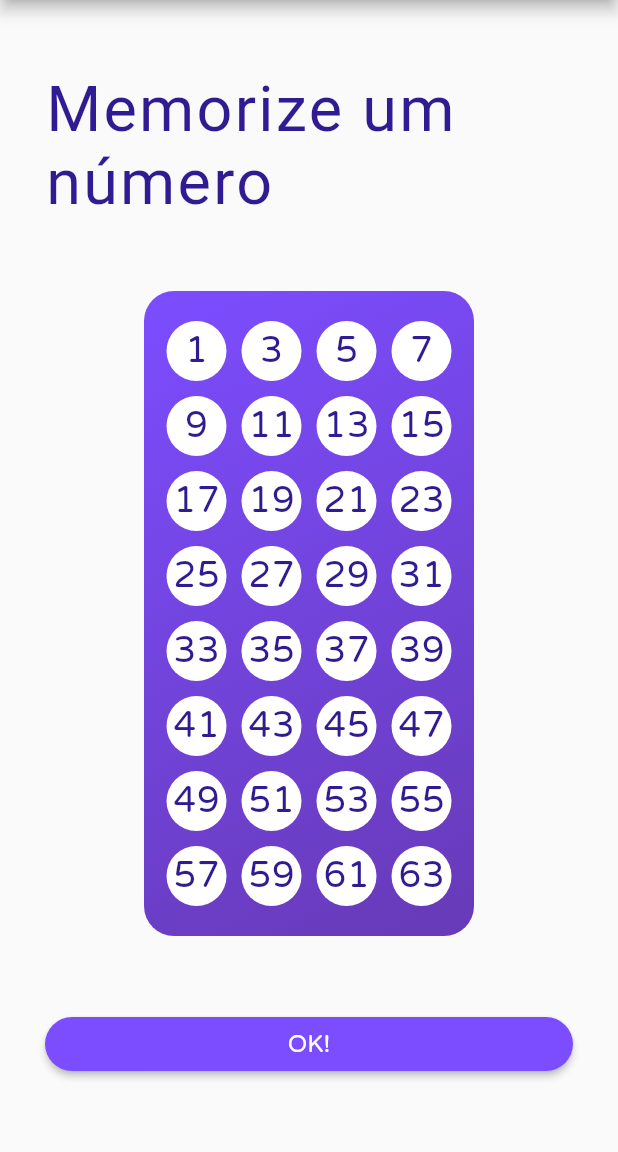
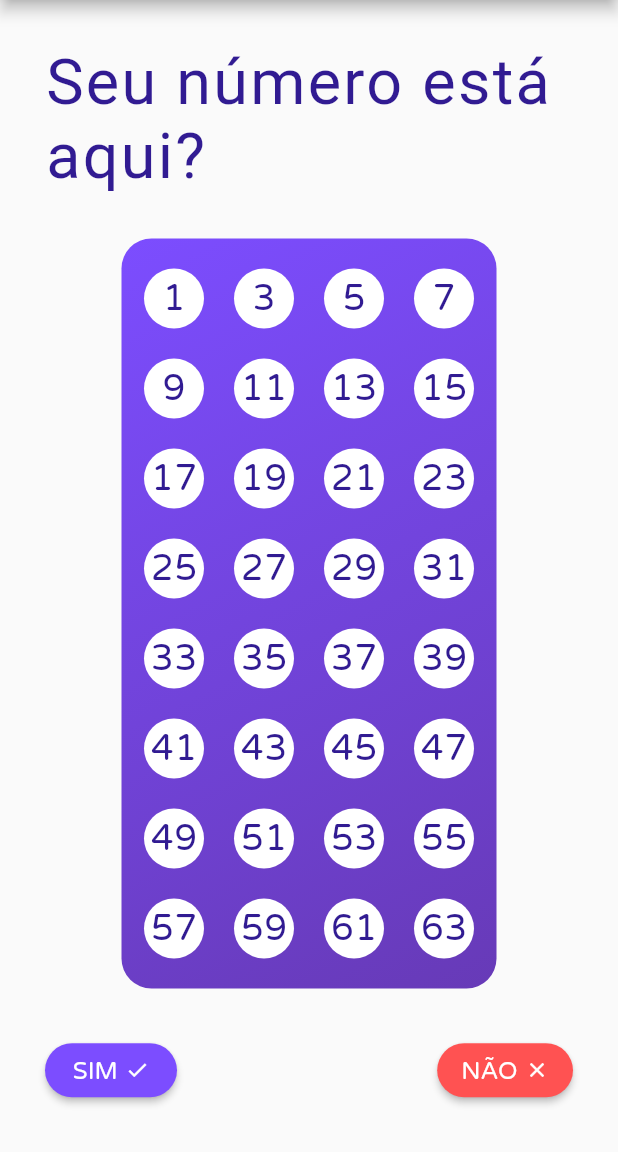
Before and after one commit to pedrolacerda81/magic_numbers, a Flutter app: the Play screen opened directly, on a phone screen of 412 x 824 dp, the part 84-1236 px from its top. Run offline on Flutter 3.47's test engine with Material 2 defaults, Android fonts, the phone set to English and light mode, and no system bars; our stand-ins replace bloc, equatable, flutter_bloc; Roboto replaces fonts that are missing (RugeBoogie).

Commit message:
Polish play screen

```diff
--- a/lib/src/bloc/magic-numbers/magic_numbers_bloc.dart
+++ b/lib/src/bloc/magic-numbers/magic_numbers_bloc.dart
@@ -3,6 +3,7 @@ import 'dart:math';
 import 'package:bloc/bloc.dart';
 import 'package:equatable/equatable.dart';
 import 'package:magic_numbers/src/models/card.dart';
+
 part 'magic_numbers_event.dart';
 part 'magic_numbers_state.dart';
 
@@ -14,6 +15,6 @@ class MagicNumbersBloc extends Bloc<MagicNumbersEvent, MagicNumbersState> {
   Stream<MagicNumbersState> mapEventToState(
     MagicNumbersEvent event,
   ) async* {
-    // TODO: Add Logic
+    // TODO: Add Event Logics
   }
 }
--- a/lib/src/bloc/magic-numbers/magic_numbers_state.dart
+++ b/lib/src/bloc/magic-numbers/magic_numbers_state.dart
@@ -6,7 +6,7 @@ abstract class MagicNumbersState extends Equatable {
 
 class MagicNumbersInitial extends MagicNumbersState {
   @override
-  List<Object> get props {
+  List<int> get props {
     final int card = Random().nextInt(5);
     switch (card) {
       case 0:
--- a/lib/src/screens/play/play.dart
+++ b/lib/src/screens/play/play.dart
@@ -4,8 +4,7 @@ import 'package:magic_numbers/src/bloc/bloc.dart';
 import 'package:magic_numbers/src/widgets/widgets.dart';
 
 class Play extends StatelessWidget {
-  final bool memorizedNumber = false;
-  final String text = 'Memorize um número';
+  final bool memorizedNumber = true;
 
   Container _buildPlayButtons(
       String text, IconData icon, Color color, Function onPressed) {
@@ -40,12 +39,12 @@ class Play extends StatelessWidget {
 
   Container _buildCard(List<int> card) {
     return Container(
-      width: 220.0,
+      width: 250.0,
       alignment: Alignment.center,
       padding: EdgeInsets.all(10.0),
       child: Wrap(
-        spacing: 10.0,
-        runSpacing: 10.0,
+        spacing: 20.0,
+        runSpacing: 20.0,
         children: card.map(
           (num) {
             return CircleAvatar(
@@ -101,7 +100,9 @@ class Play extends StatelessWidget {
             Container(
               padding: EdgeInsets.only(left: 30.0),
               child: Text(
-                text,
+                !memorizedNumber
+                    ? 'Memorize um número'
+                    : 'Seu número está aqui?',
                 style: TextStyle(
                   fontFamily: 'RugeBoogie',
                   fontSize: 42.0,
```
